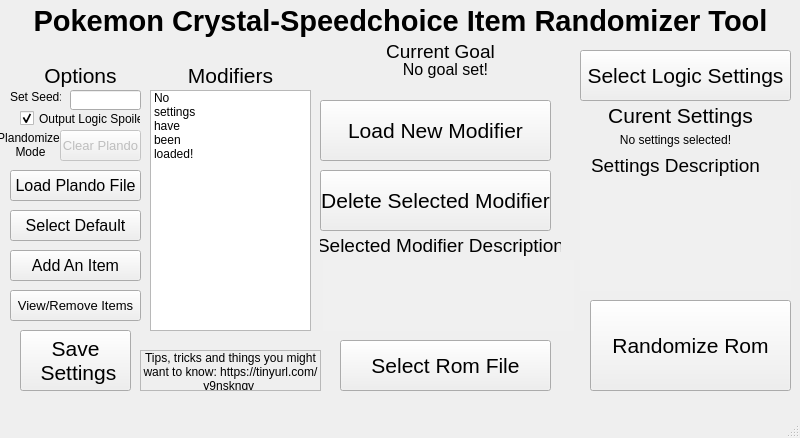
The window that QTGUIDesign.ui (erudnick-cohen/Pokemon-Crystal-Item-Randomizer) describes before a commit, drawn with Qt 5.
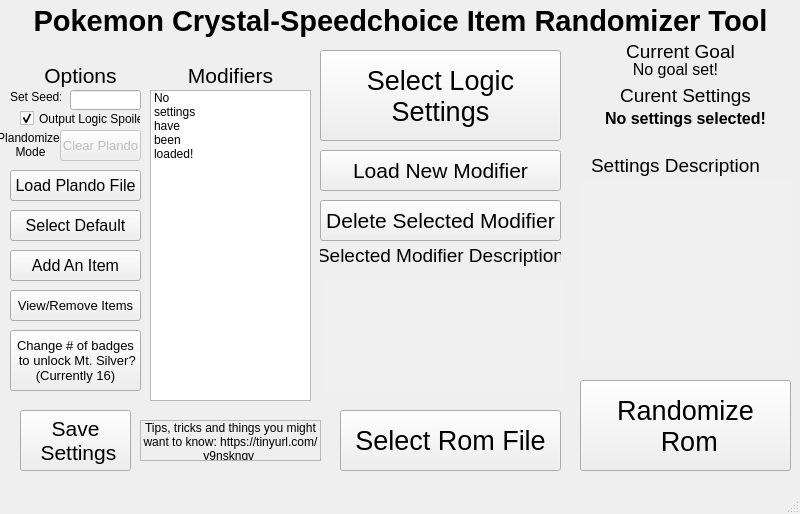
The same window after the commit.

Commit message: Update gui with better general appearance and usability

Diff of the .ui file:
```diff
--- a/QTGUIDesign.ui
+++ b/QTGUIDesign.ui
@@ -7,7 +7,7 @@
     <x>0</x>
     <y>0</y>
     <width>800</width>
-    <height>438</height>
+    <height>514</height>
    </rect>
   </property>
   <property name="windowTitle">
@@ -17,33 +17,34 @@
    <widget class="QPushButton" name="Randomize">
     <property name="geometry">
      <rect>
-      <x>590</x>
-      <y>300</y>
-      <width>201</width>
+      <x>580</x>
+      <y>380</y>
+      <width>211</width>
       <height>91</height>
      </rect>
     </property>
     <property name="font">
      <font>
-      <pointsize>16</pointsize>
+      <pointsize>20</pointsize>
      </font>
     </property>
     <property name="text">
-     <string>Randomize Rom</string>
+     <string>Randomize
+ Rom</string>
     </property>
    </widget>
    <widget class="QPushButton" name="SelectRomFile">
     <property name="geometry">
      <rect>
       <x>340</x>
-      <y>340</y>
-      <width>211</width>
-      <height>51</height>
+      <y>410</y>
+      <width>221</width>
+      <height>61</height>
      </rect>
     </property>
     <property name="font">
      <font>
-      <pointsize>16</pointsize>
+      <pointsize>20</pointsize>
      </font>
     </property>
     <property name="text">
@@ -121,33 +122,34 @@
    <widget class="QPushButton" name="ChooseSettings">
     <property name="geometry">
      <rect>
-      <x>580</x>
+      <x>320</x>
       <y>50</y>
-      <width>211</width>
-      <height>51</height>
+      <width>241</width>
+      <height>91</height>
      </rect>
     </property>
     <property name="font">
      <font>
-      <pointsize>16</pointsize>
+      <pointsize>20</pointsize>
      </font>
     </property>
     <property name="text">
-     <string>Select Logic Settings</string>
+     <string>Select Logic 
+Settings</string>
     </property>
    </widget>
    <widget class="QLabel" name="label_4">
     <property name="geometry">
      <rect>
       <x>600</x>
-      <y>100</y>
-      <width>161</width>
+      <y>80</y>
+      <width>171</width>
       <height>31</height>
      </rect>
     </property>
     <property name="font">
      <font>
-      <pointsize>16</pointsize>
+      <pointsize>14</pointsize>
      </font>
     </property>
     <property name="text">
@@ -181,17 +183,27 @@
    <widget class="QLabel" name="CurentSettings">
     <property name="geometry">
      <rect>
-      <x>560</x>
-      <y>130</y>
-      <width>231</width>
-      <height>20</height>
+      <x>580</x>
+      <y>109</y>
+      <width>211</width>
+      <height>41</height>
      </rect>
     </property>
+    <property name="font">
+     <font>
+      <pointsize>12</pointsize>
+      <weight>75</weight>
+      <bold>true</bold>
+     </font>
+    </property>
     <property name="text">
      <string>No settings selected!</string>
     </property>
     <property name="alignment">
-     <set>Qt::AlignCenter</set>
+     <set>Qt::AlignHCenter|Qt::AlignTop</set>
+    </property>
+    <property name="wordWrap">
+     <bool>true</bool>
     </property>
    </widget>
    <widget class="QLabel" name="label_8">
@@ -221,7 +233,7 @@
       <x>150</x>
       <y>90</y>
       <width>161</width>
-      <height>241</height>
+      <height>311</height>
      </rect>
     </property>
     <item>
@@ -259,9 +271,9 @@
     <property name="geometry">
      <rect>
       <x>320</x>
-      <y>100</y>
-      <width>231</width>
-      <height>61</height>
+      <y>150</y>
+      <width>241</width>
+      <height>41</height>
      </rect>
     </property>
     <property name="font">
@@ -277,9 +289,9 @@
     <property name="geometry">
      <rect>
       <x>320</x>
-      <y>170</y>
-      <width>231</width>
-      <height>61</height>
+      <y>200</y>
+      <width>241</width>
+      <height>41</height>
      </rect>
     </property>
     <property name="font">
@@ -294,7 +306,7 @@
    <widget class="QLabel" name="label_9">
     <property name="geometry">
      <rect>
-      <x>380</x>
+      <x>620</x>
       <y>40</y>
       <width>121</width>
       <height>31</height>
@@ -315,10 +327,10 @@
    <widget class="QLabel" name="CurrentGoal">
     <property name="geometry">
      <rect>
-      <x>320</x>
+      <x>560</x>
       <y>60</y>
-      <width>251</width>
-      <height>41</height>
+      <width>231</width>
+      <height>21</height>
      </rect>
     </property>
     <property name="font">
@@ -353,7 +365,7 @@
     <property name="geometry">
      <rect>
       <x>320</x>
-      <y>230</y>
+      <y>240</y>
       <width>241</width>
       <height>31</height>
      </rect>
@@ -374,7 +386,7 @@
     <property name="geometry">
      <rect>
       <x>20</x>
-      <y>330</y>
+      <y>410</y>
       <width>111</width>
       <height>61</height>
      </rect>
@@ -422,7 +434,7 @@
     <property name="geometry">
      <rect>
       <x>140</x>
-      <y>350</y>
+      <y>420</y>
       <width>181</width>
       <height>41</height>
      </rect>
@@ -450,9 +462,9 @@
     <property name="geometry">
      <rect>
       <x>323</x>
-      <y>260</y>
-      <width>251</width>
-      <height>71</height>
+      <y>280</y>
+      <width>241</width>
+      <height>111</height>
      </rect>
     </property>
     <property name="palette">
@@ -565,7 +577,7 @@
       <x>580</x>
       <y>180</y>
       <width>211</width>
-      <height>111</height>
+      <height>181</height>
      </rect>
     </property>
     <property name="palette">
@@ -794,6 +806,26 @@
      <string>View/Remove Items</string>
     </property>
    </widget>
+   <widget class="QPushButton" name="BadgesNeeded">
+    <property name="geometry">
+     <rect>
+      <x>10</x>
+      <y>330</y>
+      <width>131</width>
+      <height>61</height>
+     </rect>
+    </property>
+    <property name="font">
+     <font>
+      <pointsize>10</pointsize>
+     </font>
+    </property>
+    <property name="text">
+     <string>Change # of badges
+ to unlock Mt. Silver? 
+(Currently 16)</string>
+    </property>
+   </widget>
   </widget>
   <widget class="QMenuBar" name="menubar">
    <property name="geometry">
```
